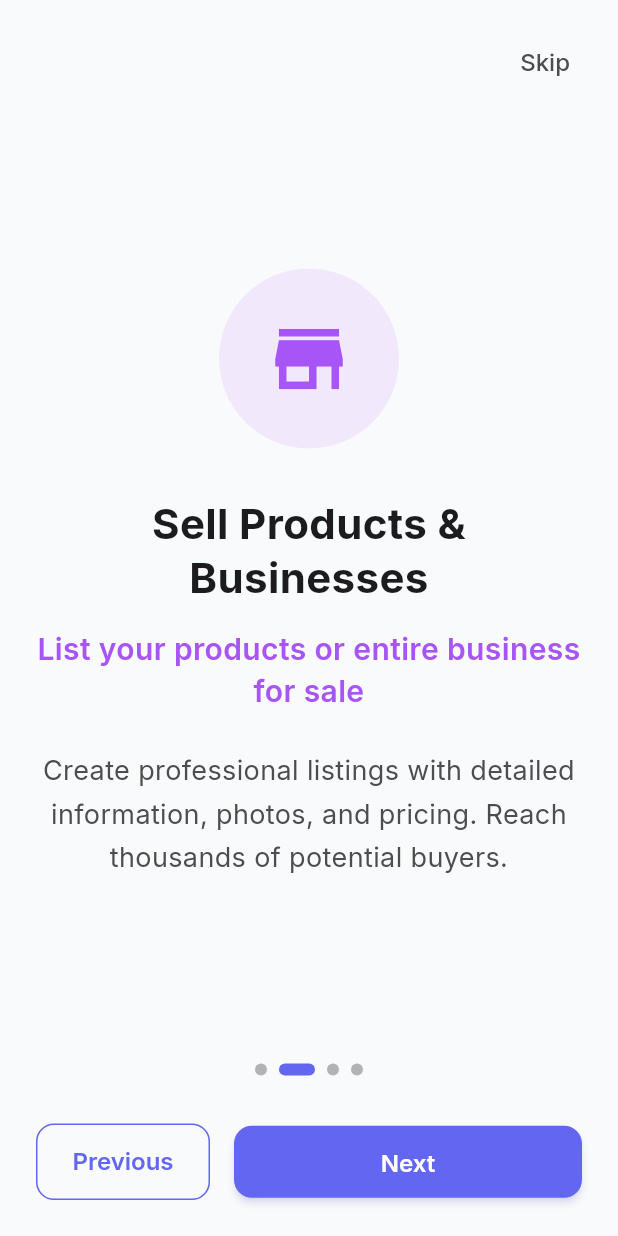
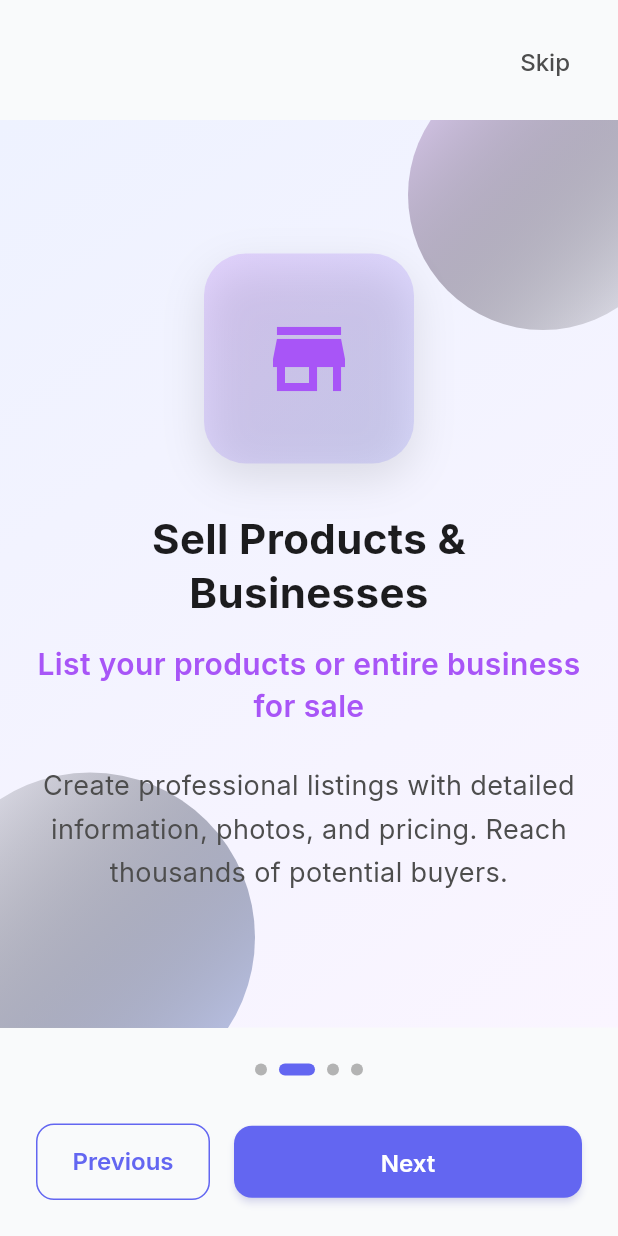
Before and after one commit to Young785/BizInvestify-Mobile, a Flutter app: the screen it shows after launch, swiped to page 2, on a phone screen of 412 x 824 dp. Run offline on Flutter 3.47's test engine with Material 3 defaults, Android fonts, the phone set to English and light mode, and no system bars; our stand-ins replace cached_network_image, dio, firebase_messaging, flutter_local_notifications, flutter_riverpod, flutter_screenutil and 4 more; missing offline and left inert: flutter_stripe; accounts and stored records are empty; network calls fail.

Commit message:
Mobile: onboarding sliders now use indigo/purple gradient backgrounds with soft blob overlays and gradient icon badge; supports transparent look while keeping brand feel

```diff
--- a/bizinvestify_mobile/lib/src/features/onboarding/screens/onboarding_screen.dart
+++ b/bizinvestify_mobile/lib/src/features/onboarding/screens/onboarding_screen.dart
@@ -198,24 +198,71 @@ class _OnboardingScreenState extends ConsumerState<OnboardingScreen> {
   }
 
   Widget _buildPage(OnboardingPage page) {
-    return Padding(
+    return Container(
+      decoration: const BoxDecoration(
+        gradient: LinearGradient(
+          begin: Alignment.topLeft,
+          end: Alignment.bottomRight,
+          colors: [AppColors.primary50, AppColors.accent50],
+        ),
+      ),
+      child: Stack(
+        children: [
+          // Soft gradient blobs for depth
+          Positioned(
+            top: -40,
+            right: -40,
+            child: Container(
+              width: 180,
+              height: 180,
+              decoration: const BoxDecoration(
+                shape: BoxShape.circle,
+                gradient: LinearGradient(
+                  colors: [AppColors.accent200, Colors.transparent],
+                  begin: Alignment.topLeft,
+                  end: Alignment.bottomRight,
+                ),
+              ),
+            ),
+          ),
+          Positioned(
+            bottom: -50,
+            left: -50,
+            child: Container(
+              width: 220,
+              height: 220,
+              decoration: const BoxDecoration(
+                shape: BoxShape.circle,
+                gradient: LinearGradient(
+                  colors: [AppColors.primary200, Colors.transparent],
+                  begin: Alignment.bottomRight,
+                  end: Alignment.topLeft,
+                ),
+              ),
+            ),
+          ),
+          // Content
+          Padding(
             padding: const EdgeInsets.all(AppDimensions.spacing24),
             child: Column(
               mainAxisAlignment: MainAxisAlignment.center,
               children: [
-          // Icon
+                // Icon on gradient badge
                 Container(
-            width: 120,
-            height: 120,
+                  width: 140,
+                  height: 140,
                   decoration: BoxDecoration(
-              color: page.color.withOpacity(0.1),
-              borderRadius: BorderRadius.circular(60),
+                    borderRadius: BorderRadius.circular(28),
+                    gradient: LinearGradient(
+                      colors: [page.color.withOpacity(0.20), AppColors.primary500.withOpacity(0.18)],
+                      begin: Alignment.topLeft,
+                      end: Alignment.bottomRight,
                     ),
-            child: Icon(
-              page.icon,
-              size: 60,
-              color: page.color,
+                    boxShadow: [
+                      BoxShadow(color: AppColors.shadowMedium, blurRadius: 24, offset: const Offset(0, 10)),
+                    ],
                   ),
+                  child: Icon(page.icon, size: 64, color: page.color),
                 ),
 
                 const SizedBox(height: AppDimensions.spacing32),
@@ -255,6 +302,9 @@ class _OnboardingScreenState extends ConsumerState<OnboardingScreen> {
                 ),
               ],
             ),
+          ),
+        ],
+      ),
     );
   }
 }
```
Lines whose indentation alone changed are shown as unchanged.
